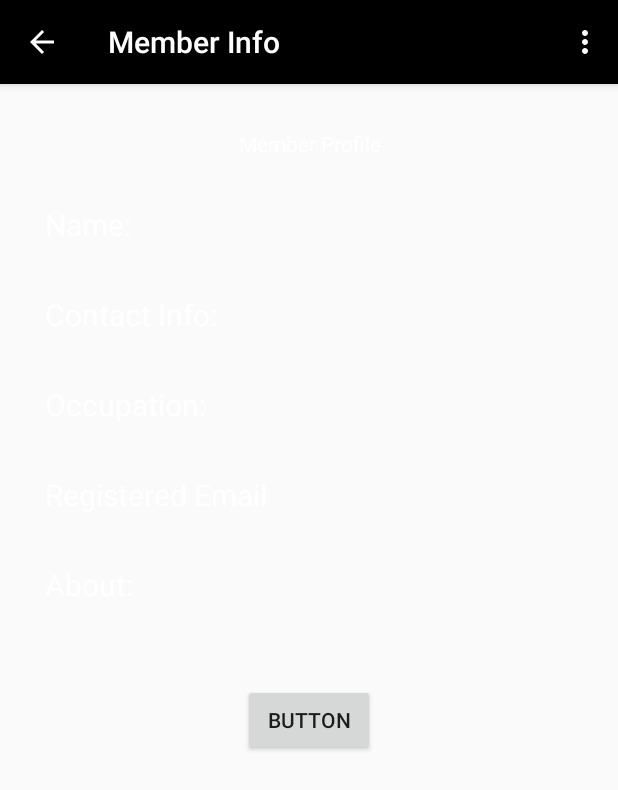
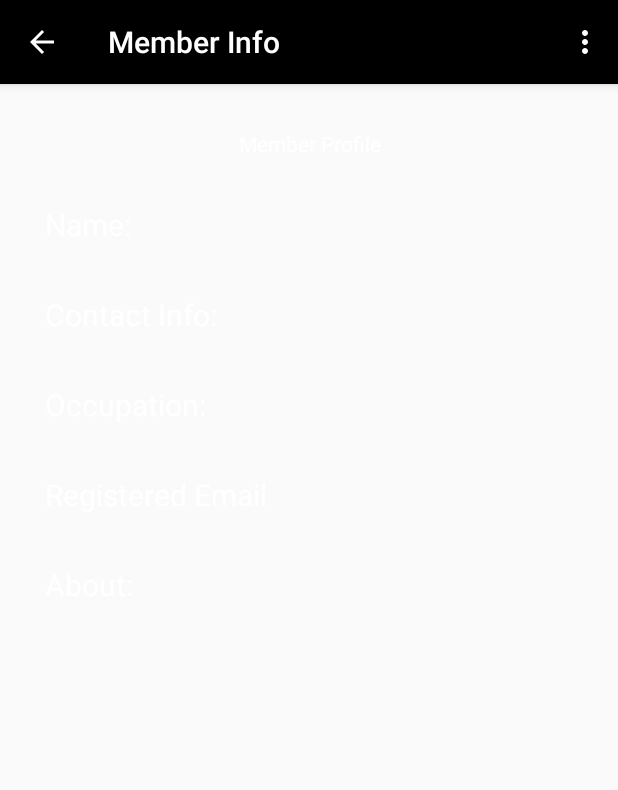
Before and after one commit to NishantAcharya/kapok-android, an Android app: the ShowMemberActivity screen opened directly, with no data from a screen before it, on a phone screen of 412 x 824 dp. Shown: the top 790 px of the screen. Run offline under Robolectric (Android 15) with nearby library versions, the phone set to English and light mode, and no system bars; our stand-ins replace Firebase (no records; nobody signed in at launch, a user with empty details on screens opened directly).

Commit message:
Merge remote-tracking branch 'origin/master'

```diff
--- a/app/src/main/res/layout/activity_show_members.xml
+++ b/app/src/main/res/layout/activity_show_members.xml
@@ -109,12 +109,5 @@
         android:layout_centerHorizontal="true"
         android:id="@+id/about_me_text_field"/>
 
-    <Button
-        android:id="@+id/makeAdmin"
-        android:layout_width="wrap_content"
-        android:layout_height="wrap_content"
-        android:layout_centerHorizontal="true"
-        android:layout_marginTop="400dp"
-        android:text="Button" />
 
 </RelativeLayout>
--- a/app/src/main/res/layout/nav_ham_main.xml
+++ b/app/src/main/res/layout/nav_ham_main.xml
@@ -24,7 +24,6 @@
         android:layout_height="30dp"
         android:paddingTop="10dp"
         android:textColor="@color/colorWhite"
-        android:text="Name Point"
         android:textAppearance="@style/TextAppearance.AppCompat.Body1" />
 
     <TextView
@@ -33,7 +32,6 @@
         android:layout_height="30dp"
         android:paddingTop="10dp"
         android:textColor="@color/colorWhite"
-        android:text="Email Point"
         android:textAppearance="@style/TextAppearance.AppCompat.Body1" />
 
 
--- a/app/src/main/res/menu/log_menu.xml
+++ b/app/src/main/res/menu/log_menu.xml
@@ -14,6 +14,8 @@
         app:showAsAction="never" />
 
 
+
+
     <item
         android:id="@+id/menu_delete"
         android:orderInCategory="200"
```
Also changed, not shown: app/src/main/java/com/kapok/brianramirez/kapok/MapActivity.java (+34 -1 lines), app/src/main/java/com/kapok/brianramirez/kapok/ShowLogActivity.java (+33 -0 lines).
